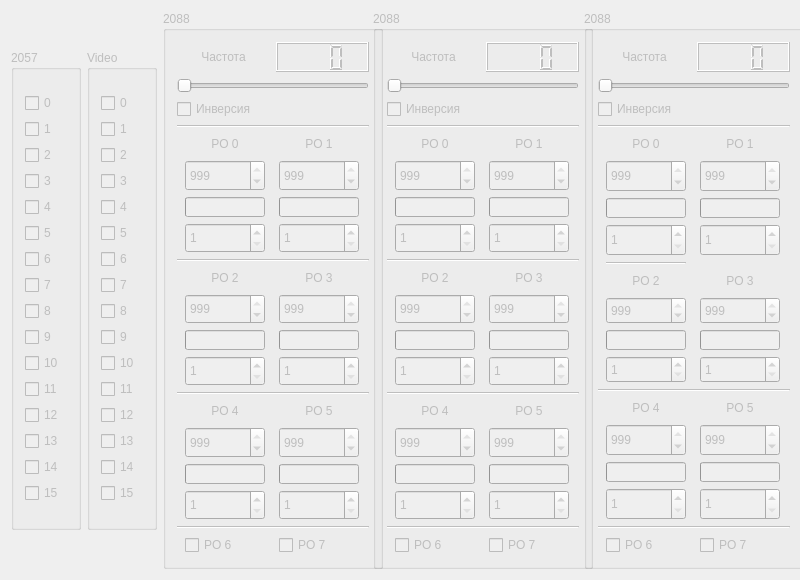
Before: the Qt Designer form Megatron-server/server.ui in sseitov/Megatron, drawn with Qt 5.
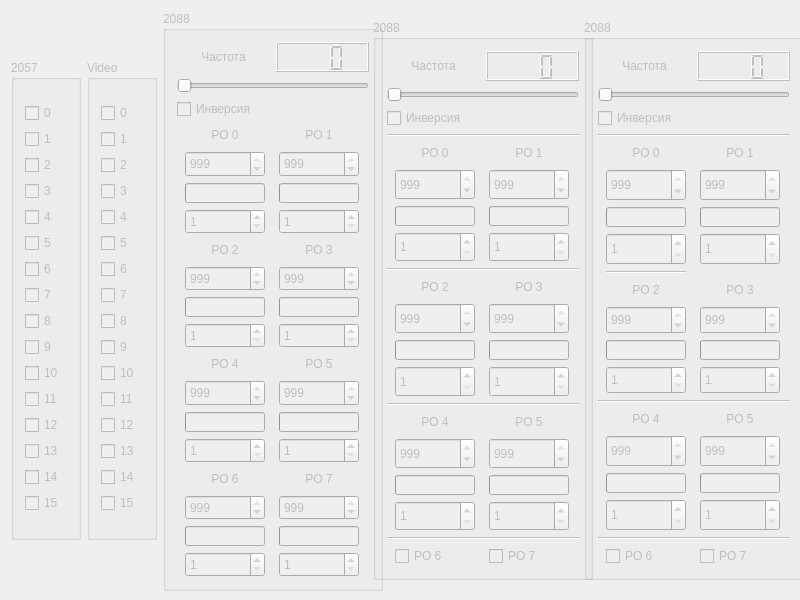
After: the same form once the commit is applied.

Patch:
```diff
--- a/Megatron-server/server.ui
+++ b/Megatron-server/server.ui
@@ -7,19 +7,19 @@
     <x>0</x>
     <y>0</y>
     <width>800</width>
-    <height>580</height>
+    <height>600</height>
    </rect>
   </property>
   <property name="minimumSize">
    <size>
     <width>800</width>
-    <height>580</height>
+    <height>600</height>
    </size>
   </property>
   <property name="maximumSize">
    <size>
-    <width>800</width>
-    <height>580</height>
+    <width>888</width>
+    <height>600</height>
    </size>
   </property>
   <property name="windowTitle">
@@ -422,13 +422,13 @@
      <property name="minimumSize">
       <size>
        <width>220</width>
-       <height>480</height>
+       <height>580</height>
       </size>
      </property>
      <property name="maximumSize">
       <size>
        <width>220</width>
-       <height>560</height>
+       <height>580</height>
       </size>
      </property>
      <property name="title">
@@ -497,13 +497,6 @@
         </property>
        </widget>
       </item>
-      <item>
-       <widget class="Line" name="line_2">
-        <property name="orientation">
-         <enum>Qt::Horizontal</enum>
-        </property>
-       </widget>
-      </item>
       <item>
        <layout class="QGridLayout" name="gridLayout">
         <item row="0" column="0">
@@ -705,13 +698,6 @@
         </item>
        </layout>
       </item>
-      <item>
-       <widget class="Line" name="line_5">
-        <property name="orientation">
-         <enum>Qt::Horizontal</enum>
-        </property>
-       </widget>
-      </item>
       <item>
        <layout class="QGridLayout" name="gridLayout_2">
         <item row="0" column="0">
@@ -910,13 +896,6 @@
         </item>
        </layout>
       </item>
-      <item>
-       <widget class="Line" name="line_4">
-        <property name="orientation">
-         <enum>Qt::Horizontal</enum>
-        </property>
-       </widget>
-      </item>
       <item>
        <layout class="QGridLayout" name="gridLayout_3">
         <item row="0" column="0">
@@ -1115,36 +1094,10 @@
         </item>
        </layout>
       </item>
-      <item>
-       <widget class="Line" name="line">
-        <property name="orientation">
-         <enum>Qt::Horizontal</enum>
-        </property>
-       </widget>
-      </item>
       <item>
        <layout class="QGridLayout" name="gridLayout_4">
-        <item row="0" column="1">
-         <widget class="QCheckBox" name="po7_1">
-          <property name="minimumSize">
-           <size>
-            <width>80</width>
-            <height>0</height>
-           </size>
-          </property>
-          <property name="maximumSize">
-           <size>
-            <width>80</width>
-            <height>16777215</height>
-           </size>
-          </property>
-          <property name="text">
-           <string>PO 7</string>
-          </property>
-         </widget>
-        </item>
         <item row="0" column="0">
-         <widget class="QCheckBox" name="po6_1">
+         <widget class="QLabel" name="label_22">
           <property name="minimumSize">
            <size>
             <width>80</width>
@@ -1154,11 +1107,186 @@
           <property name="maximumSize">
            <size>
             <width>80</width>
-            <height>16777215</height>
+            <height>20</height>
            </size>
           </property>
           <property name="text">
            <string>PO 6</string>
+          </property>
+          <property name="alignment">
+           <set>Qt::AlignCenter</set>
+          </property>
+         </widget>
+        </item>
+        <item row="0" column="1">
+         <widget class="QLabel" name="label_23">
+          <property name="minimumSize">
+           <size>
+            <width>80</width>
+            <height>0</height>
+           </size>
+          </property>
+          <property name="maximumSize">
+           <size>
+            <width>80</width>
+            <height>20</height>
+           </size>
+          </property>
+          <property name="text">
+           <string>PO 7</string>
+          </property>
+          <property name="alignment">
+           <set>Qt::AlignCenter</set>
+          </property>
+         </widget>
+        </item>
+        <item row="1" column="0">
+         <widget class="QSpinBox" name="hi4_4">
+          <property name="minimumSize">
+           <size>
+            <width>80</width>
+            <height>25</height>
+           </size>
+          </property>
+          <property name="maximumSize">
+           <size>
+            <width>50</width>
+            <height>200</height>
+           </size>
+          </property>
+          <property name="minimum">
+           <number>1</number>
+          </property>
+          <property name="maximum">
+           <number>999</number>
+          </property>
+          <property name="value">
+           <number>999</number>
+          </property>
+         </widget>
+        </item>
+        <item row="1" column="1">
+         <widget class="QSpinBox" name="hi5_4">
+          <property name="minimumSize">
+           <size>
+            <width>80</width>
+            <height>25</height>
+           </size>
+          </property>
+          <property name="maximumSize">
+           <size>
+            <width>80</width>
+            <height>200</height>
+           </size>
+          </property>
+          <property name="minimum">
+           <number>1</number>
+          </property>
+          <property name="maximum">
+           <number>999</number>
+          </property>
+          <property name="value">
+           <number>999</number>
+          </property>
+         </widget>
+        </item>
+        <item row="2" column="0">
+         <widget class="QProgressBar" name="po4_4">
+          <property name="minimumSize">
+           <size>
+            <width>80</width>
+            <height>20</height>
+           </size>
+          </property>
+          <property name="maximumSize">
+           <size>
+            <width>80</width>
+            <height>20</height>
+           </size>
+          </property>
+          <property name="maximum">
+           <number>1000</number>
+          </property>
+          <property name="value">
+           <number>0</number>
+          </property>
+          <property name="textVisible">
+           <bool>false</bool>
+          </property>
+          <property name="orientation">
+           <enum>Qt::Horizontal</enum>
+          </property>
+         </widget>
+        </item>
+        <item row="2" column="1">
+         <widget class="QProgressBar" name="po5_4">
+          <property name="minimumSize">
+           <size>
+            <width>80</width>
+            <height>20</height>
+           </size>
+          </property>
+          <property name="maximumSize">
+           <size>
+            <width>80</width>
+            <height>20</height>
+           </size>
+          </property>
+          <property name="maximum">
+           <number>1000</number>
+          </property>
+          <property name="value">
+           <number>0</number>
+          </property>
+          <property name="textVisible">
+           <bool>false</bool>
+          </property>
+          <property name="orientation">
+           <enum>Qt::Horizontal</enum>
+          </property>
+         </widget>
+        </item>
+        <item row="3" column="0">
+         <widget class="QSpinBox" name="lo4_4">
+          <property name="minimumSize">
+           <size>
+            <width>80</width>
+            <height>25</height>
+           </size>
+          </property>
+          <property name="maximumSize">
+           <size>
+            <width>50</width>
+            <height>200</height>
+           </size>
+          </property>
+          <property name="minimum">
+           <number>1</number>
+          </property>
+          <property name="maximum">
+           <number>999</number>
+          </property>
+         </widget>
+        </item>
+        <item row="3" column="1">
+         <widget class="QSpinBox" name="lo5_4">
+          <property name="minimumSize">
+           <size>
+            <width>80</width>
+            <height>25</height>
+           </size>
+          </property>
+          <property name="maximumSize">
+           <size>
+            <width>50</width>
+            <height>200</height>
+           </size>
+          </property>
+          <property name="minimum">
+           <number>1</number>
+          </property>
+          <property name="maximum">
+           <number>999</number>
           </property>
          </widget>
         </item>
```
